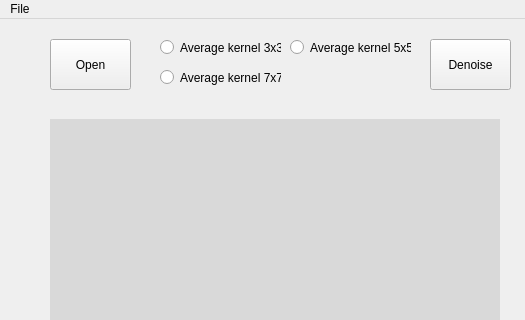
Old version of the form UIforTesting/Test.ui in the repository truongduchainguyen/XLA; both pictures show x 0 to 525 and y 0 to 320 of the 1186 by 688 pixel window.
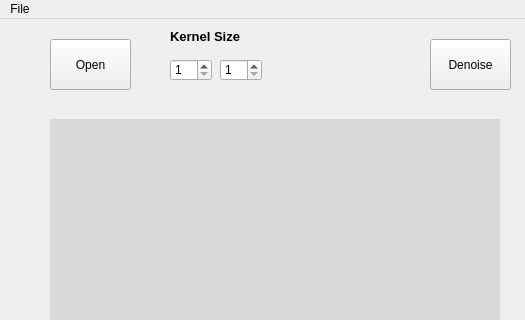
New version of the form.

Commit message:
Problem 1 solved n+1 times
Update spin box kernel size

What changed in the file:
```diff
--- a/UIforTesting/Test.ui
+++ b/UIforTesting/Test.ui
@@ -930,45 +930,6 @@
      <string>Apply</string>
     </property>
    </widget>
-   <widget class="QRadioButton" name="radioButton">
-    <property name="geometry">
-     <rect>
-      <x>160</x>
-      <y>20</y>
-      <width>121</width>
-      <height>17</height>
-     </rect>
-    </property>
-    <property name="text">
-     <string>Average kernel 3x3</string>
-    </property>
-   </widget>
-   <widget class="QRadioButton" name="radioButton_2">
-    <property name="geometry">
-     <rect>
-      <x>160</x>
-      <y>50</y>
-      <width>121</width>
-      <height>17</height>
-     </rect>
-    </property>
-    <property name="text">
-     <string>Average kernel 7x7</string>
-    </property>
-   </widget>
-   <widget class="QRadioButton" name="radioButton_3">
-    <property name="geometry">
-     <rect>
-      <x>290</x>
-      <y>20</y>
-      <width>121</width>
-      <height>17</height>
-     </rect>
-    </property>
-    <property name="text">
-     <string>Average kernel 5x5</string>
-    </property>
-   </widget>
    <widget class="QPushButton" name="btn_Denoise">
     <property name="geometry">
      <rect>
@@ -982,6 +943,48 @@
      <string>Denoise</string>
     </property>
    </widget>
+   <widget class="QSpinBox" name="spb_x">
+    <property name="geometry">
+     <rect>
+      <x>170</x>
+      <y>40</y>
+      <width>42</width>
+      <height>22</height>
+     </rect>
+    </property>
+    <property name="minimum">
+     <number>1</number>
+    </property>
+    <property name="value">
+     <number>1</number>
+    </property>
+   </widget>
+   <widget class="QSpinBox" name="spb_y">
+    <property name="geometry">
+     <rect>
+      <x>220</x>
+      <y>40</y>
+      <width>42</width>
+      <height>22</height>
+     </rect>
+    </property>
+    <property name="minimum">
+     <number>1</number>
+    </property>
+   </widget>
+   <widget class="QLabel" name="lbl_kernel">
+    <property name="geometry">
+     <rect>
+      <x>170</x>
+      <y>10</y>
+      <width>81</width>
+      <height>16</height>
+     </rect>
+    </property>
+    <property name="text">
+     <string>&lt;html&gt;&lt;head/&gt;&lt;body&gt;&lt;p&gt;&lt;span style=&quot; font-size:10pt; font-weight:600;&quot;&gt;Kernel Size&lt;/span&gt;&lt;/p&gt;&lt;/body&gt;&lt;/html&gt;</string>
+    </property>
+   </widget>
   </widget>
   <widget class="QMenuBar" name="menubar">
    <property name="geometry">
```
The commit also changes 1 other file.
